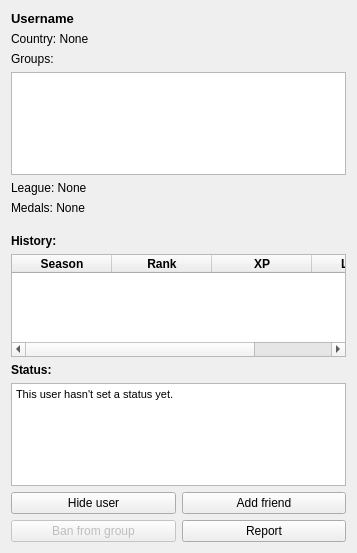
The window that designer/user_info.ui (ThoreBor/Anki_Leaderboard) describes before a commit, drawn with Qt 5.
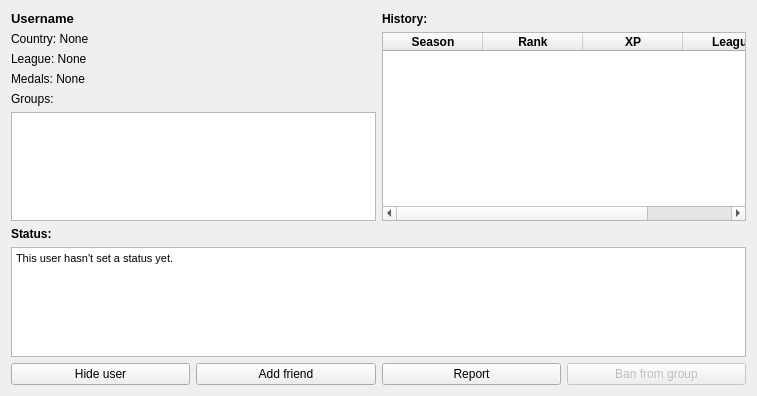
The same window after the commit. Icons and pictures are not drawn.

Commit message: ui changes(config&userinfo)

Diff of the .ui file:
```diff
--- a/designer/user_info.ui
+++ b/designer/user_info.ui
@@ -9,8 +9,8 @@
    <rect>
     <x>0</x>
     <y>0</y>
-    <width>355</width>
-    <height>553</height>
+    <width>757</width>
+    <height>396</height>
    </rect>
   </property>
   <property name="windowTitle">
@@ -23,7 +23,33 @@
   <layout class="QGridLayout" name="gridLayout_2">
    <item row="0" column="0">
     <layout class="QGridLayout" name="gridLayout">
-     <item row="10" column="0" colspan="2">
+     <item row="2" column="0">
+      <widget class="QLabel" name="league_label">
+       <property name="font">
+        <font>
+         <pointsize>9</pointsize>
+        </font>
+       </property>
+       <property name="text">
+        <string>League: None</string>
+       </property>
+      </widget>
+     </item>
+     <item row="6" column="0">
+      <widget class="QLabel" name="label">
+       <property name="font">
+        <font>
+         <pointsize>9</pointsize>
+         <weight>75</weight>
+         <bold>true</bold>
+        </font>
+       </property>
+       <property name="text">
+        <string>Status:</string>
+       </property>
+      </widget>
+     </item>
+     <item row="7" column="0" colspan="4">
       <widget class="QTextBrowser" name="status_message">
        <property name="font">
         <font>
@@ -42,7 +68,41 @@
        </property>
       </widget>
      </item>
-     <item row="12" column="0">
+     <item row="8" column="0">
+      <widget class="QPushButton" name="hideUser">
+       <property name="text">
+        <string>Hide user</string>
+       </property>
+       <property name="autoDefault">
+        <bool>false</bool>
+       </property>
+      </widget>
+     </item>
+     <item row="8" column="2">
+      <widget class="QPushButton" name="reportUser">
+       <property name="text">
+        <string>Report</string>
+       </property>
+       <property name="autoDefault">
+        <bool>false</bool>
+       </property>
+      </widget>
+     </item>
+     <item row="0" column="0">
+      <widget class="QLabel" name="username_label">
+       <property name="font">
+        <font>
+         <pointsize>10</pointsize>
+         <weight>75</weight>
+         <bold>true</bold>
+        </font>
+       </property>
+       <property name="text">
+        <string>Username</string>
+       </property>
+      </widget>
+     </item>
+     <item row="8" column="3">
       <widget class="QPushButton" name="banUser">
        <property name="enabled">
         <bool>false</bool>
@@ -55,6 +115,29 @@
        </property>
       </widget>
      </item>
+     <item row="5" column="0" colspan="2">
+      <widget class="QListWidget" name="group_list">
+       <property name="editTriggers">
+        <set>QAbstractItemView::NoEditTriggers</set>
+       </property>
+       <property name="alternatingRowColors">
+        <bool>true</bool>
+       </property>
+       <property name="selectionMode">
+        <enum>QAbstractItemView::NoSelection</enum>
+       </property>
+      </widget>
+     </item>
+     <item row="8" column="1">
+      <widget class="QPushButton" name="addFriend">
+       <property name="text">
+        <string>Add friend</string>
+       </property>
+       <property name="autoDefault">
+        <bool>false</bool>
+       </property>
+      </widget>
+     </item>
      <item row="1" column="0">
       <widget class="QLabel" name="country_label">
        <property name="font">
@@ -67,21 +150,19 @@
        </property>
       </widget>
      </item>
-     <item row="0" column="0">
-      <widget class="QLabel" name="username_label">
+     <item row="3" column="0">
+      <widget class="QLabel" name="medals_label">
        <property name="font">
         <font>
-         <pointsize>10</pointsize>
-         <weight>75</weight>
-         <bold>true</bold>
+         <pointsize>9</pointsize>
         </font>
        </property>
        <property name="text">
-        <string>Username</string>
+        <string>Medals: None</string>
        </property>
       </widget>
      </item>
-     <item row="2" column="0">
+     <item row="4" column="0">
       <widget class="QLabel" name="group_label">
        <property name="font">
         <font>
@@ -93,36 +174,8 @@
        </property>
       </widget>
      </item>
-     <item row="4" column="0">
-      <widget class="QLabel" name="league_label">
-       <property name="font">
-        <font>
-         <pointsize>9</pointsize>
-        </font>
-       </property>
-       <property name="text">
-        <string>League: None</string>
-       </property>
-      </widget>
-     </item>
-     <item row="6" column="0" colspan="2">
-      <spacer name="verticalSpacer">
-       <property name="orientation">
-        <enum>Qt::Vertical</enum>
-       </property>
-       <property name="sizeType">
-        <enum>QSizePolicy::MinimumExpanding</enum>
-       </property>
-       <property name="sizeHint" stdset="0">
-        <size>
-         <width>335</width>
-         <height>13</height>
-        </size>
-       </property>
-      </spacer>
-     </item>
-     <item row="9" column="0">
-      <widget class="QLabel" name="label">
+     <item row="0" column="2">
+      <widget class="QLabel" name="histor_label">
        <property name="font">
         <font>
          <pointsize>9</pointsize>
@@ -131,31 +184,11 @@
         </font>
        </property>
        <property name="text">
-        <string>Status:</string>
+        <string>History:</string>
        </property>
       </widget>
      </item>
-     <item row="12" column="1">
-      <widget class="QPushButton" name="reportUser">
-       <property name="text">
-        <string>Report</string>
-       </property>
-       <property name="autoDefault">
-        <bool>false</bool>
-       </property>
-      </widget>
-     </item>
-     <item row="11" column="0">
-      <widget class="QPushButton" name="hideUser">
-       <property name="text">
-        <string>Hide user</string>
-       </property>
-       <property name="autoDefault">
-        <bool>false</bool>
-       </property>
-      </widget>
-     </item>
-     <item row="8" column="0" colspan="2">
+     <item row="1" column="2" rowspan="5" colspan="2">
       <widget class="QTableWidget" name="history">
        <property name="editTriggers">
         <set>QAbstractItemView::NoEditTriggers</set>
@@ -215,52 +248,6 @@
        </column>
       </widget>
      </item>
-     <item row="11" column="1">
-      <widget class="QPushButton" name="addFriend">
-       <property name="text">
-        <string>Add friend</string>
-       </property>
-       <property name="autoDefault">
-        <bool>false</bool>
-       </property>
-      </widget>
-     </item>
-     <item row="5" column="0">
-      <widget class="QLabel" name="medals_label">
-       <property name="font">
-        <font>
-         <pointsize>9</pointsize>
-        </font>
-       </property>
-       <property name="text">
-        <string>Medals: None</string>
-       </property>
-      </widget>
-     </item>
-     <item row="7" column="0">
-      <widget class="QLabel" name="histor_label">
-       <property name="font">
-        <font>
-         <pointsize>9</pointsize>
-         <weight>75</weight>
-         <bold>true</bold>
-        </font>
-       </property>
-       <property name="text">
-        <string>History:</string>
-       </property>
-      </widget>
-     </item>
-     <item row="3" column="0" colspan="2">
-      <widget class="QListWidget" name="group_list">
-       <property name="editTriggers">
-        <set>QAbstractItemView::NoEditTriggers</set>
-       </property>
-       <property name="selectionMode">
-        <enum>QAbstractItemView::NoSelection</enum>
-       </property>
-      </widget>
-     </item>
     </layout>
    </item>
   </layout>
```
The commit also changes 2 other files.
